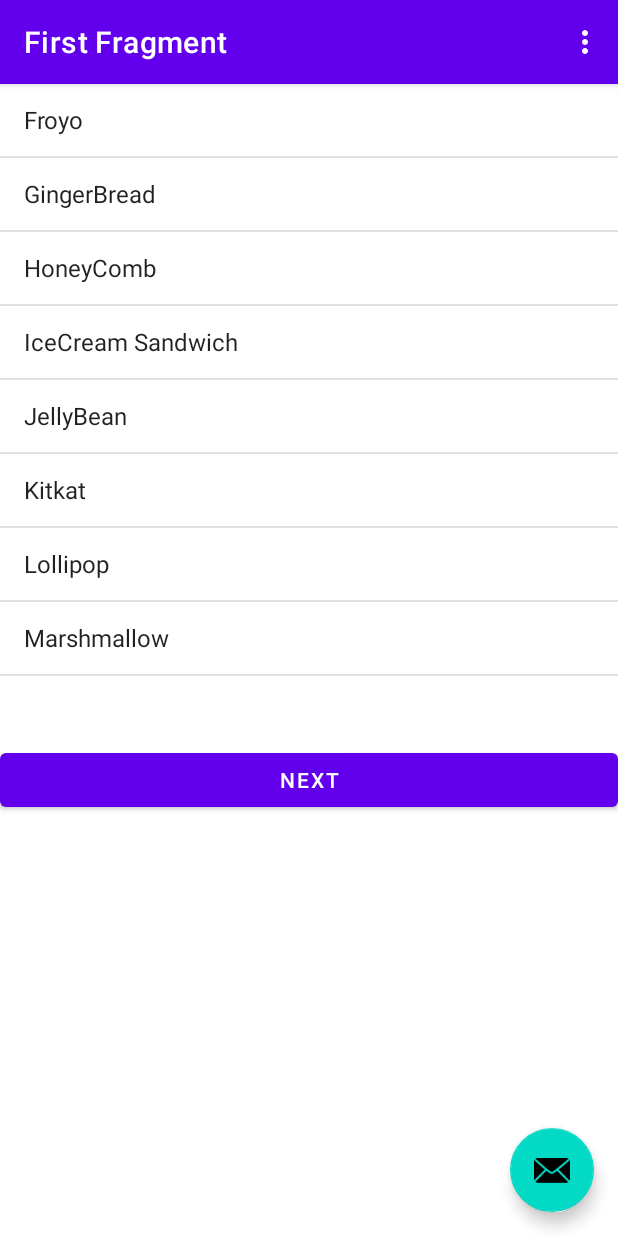
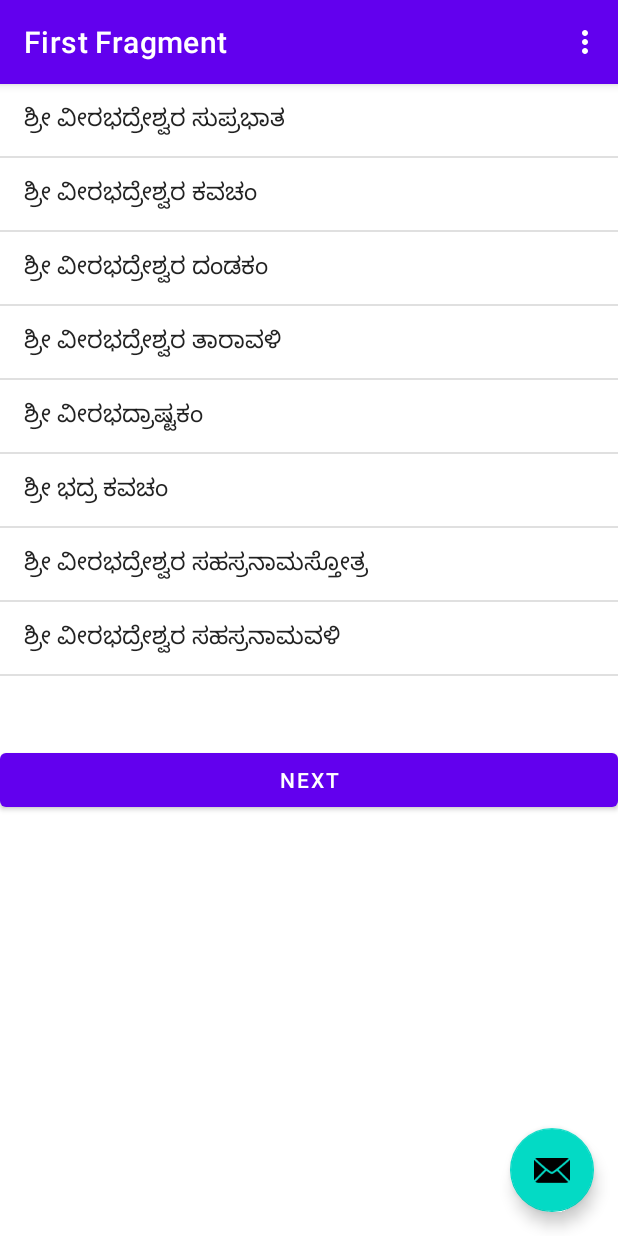
Before and after one commit to DeepakDG/veerabhadreshwaraswamymantra, an Android app: the screen it shows after launch (MainActivity), on a phone screen of 412 x 824 dp. Run offline under Robolectric (Android 15) with nearby library versions, the phone set to English and light mode, and no system bars; our stand-ins replace navigation-ui.

```diff
--- a/app/src/main/java/com/arka/veerabhadraswamymantra/FirstFragment.java
+++ b/app/src/main/java/com/arka/veerabhadraswamymantra/FirstFragment.java
@@ -19,7 +19,7 @@ import com.arka.veerabhadraswamymantra.databinding.FragmentFirstBinding;
 
 public class FirstFragment extends ListFragment {
 
-    String[] code_name = {"Froyo", "GingerBread", "HoneyComb", "IceCream Sandwich", "JellyBean", "Kitkat", "Lollipop", "Marshmallow", "Nougat", "Oreo"};
+    String[] code_name = {"ಶ್ರೀ ವೀರಭದ್ರೇಶ್ವರ ಸುಪ್ರಭಾತ", "ಶ್ರೀ ವೀರಭದ್ರೇಶ್ವರ ಕವಚಂ", "ಶ್ರೀ ವೀರಭದ್ರೇಶ್ವರ ದಂಡಕಂ", "ಶ್ರೀ ವೀರಭದ್ರೇಶ್ವರ ತಾರಾವಳಿ", "ಶ್ರೀ ವೀರಭದ್ರಾಷ್ಟಕಂ", "ಶ್ರೀ ಭದ್ರ ಕವಚಂ", "ಶ್ರೀ ವೀರಭದ್ರೇಶ್ವರ ಸಹಸ್ರನಾಮಸ್ತೋತ್ರ", "ಶ್ರೀ ವೀರಭದ್ರೇಶ್ವರ ಸಹಸ್ರನಾಮವಳಿ", "ಶ್ರೀ ವೀರಭದ್ರೇಶ್ವರ ಅಷ್ಟೋತ್ತರ ಶತನಾಮಾವಳಿ ಸ್ತೋತ್ರ", "ಶ್ರೀ ವೀರಭದ್ರೇಶ್ವರ ಅಷ್ಟೋತ್ತರ ಶತನಾಮಾವಳಿ","ಶ್ರೀ ವೀರಭದ್ರೇಶ್ವರ ವಡಪುಗಳು","ಗುಗ್ಗುಳದ ಬಗ್ಗೆ ಮಾಹಿತಿ","ಶ್ರೀ ವೀರಭದ್ರೇಶ್ವರ ಸಂಕ್ಷಿಪ್ತ ಪರಿಚಯ","ಶ್ರೀ ವೀರಭದ್ರೇಶ್ವರ ಆಚರಣೆಗಳು","ಶ್ರೀ ವೀರಭದ್ರೇಶ್ವರ ಪ್ರಾರ್ಥನೆ","ಶ್ರೀ ವೀರಭದ್ರೇಶ್ವರ ಮಂಗಳ ಶ್ಲೋಕ","ಶ್ರೀ ವೀರಭದ್ರೇಶ್ವರ ಶತಕ","ಶ್ರೀ ವೀರಭದ್ರೇಶ್ವರ ಮಂಗಳ","ದ್ವಾತ್ರಿಂಶದ್ಭುಜ ಶ್ರೀ ವೀರಭದ್ರ ಧ್ಯಾನಂ","ಶ್ರೀ ಶರಭ ಹೃದಯ ಸ್ತೋತ್ರ","ಶ್ರೀ ಶರಭೋಪನಿಷತ್ತು"};
 
 
     @Override
```
